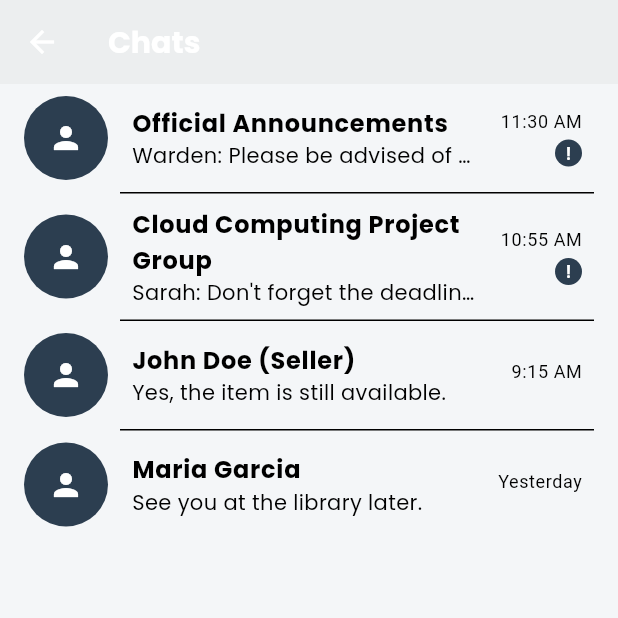
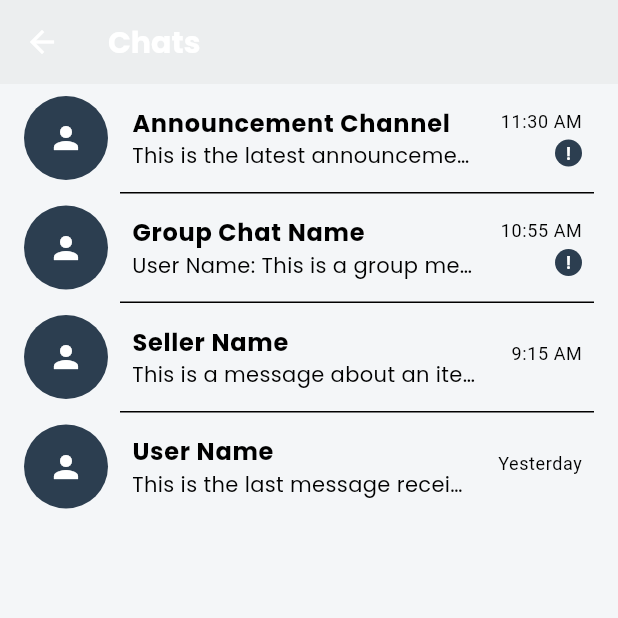
Before and after one commit to ShifyMeow/final_commutrade, a Flutter app: the ChatScreen screen opened directly, on a phone screen of 412 x 824 dp, the top half of it. Run offline on Flutter 3.47's test engine with Material 3 defaults, Android fonts, the phone set to English and light mode, and no system bars; our stand-ins replace google_fonts.

Commit message:
Version 0.0.2

```diff
--- a/lib/screens/chat/chat_screen.dart
+++ b/lib/screens/chat/chat_screen.dart
@@ -4,29 +4,29 @@ import 'package:flutter/material.dart';
 class ChatScreen extends StatelessWidget {
   const ChatScreen({super.key});
 
-  // Revised placeholder data to reflect the new multi-purpose chat
+  // Revised placeholder data with 100% generic content
   final List<Map<String, dynamic>> _chatData = const [
     {
-      'name': 'Official Announcements',
-      'lastMessage': 'Warden: Please be advised of the upcoming...',
+      'name': 'Announcement Channel',
+      'lastMessage': 'This is the latest announcement...',
       'time': '11:30 AM',
       'hasUnread': true,
     },
     {
-      'name': 'Cloud Computing Project Group',
-      'lastMessage': 'Sarah: Don\'t forget the deadline is Friday!',
+      'name': 'Group Chat Name',
+      'lastMessage': 'User Name: This is a group message.',
       'time': '10:55 AM',
       'hasUnread': true,
     },
     {
-      'name': 'John Doe (Seller)',
-      'lastMessage': 'Yes, the item is still available.',
+      'name': 'Seller Name',
+      'lastMessage': 'This is a message about an item.',
       'time': '9:15 AM',
       'hasUnread': false,
     },
     {
-      'name': 'Maria Garcia',
-      'lastMessage': 'See you at the library later.',
+      'name': 'User Name',
+      'lastMessage': 'This is the last message received.',
       'time': 'Yesterday',
       'hasUnread': false,
     },
```
